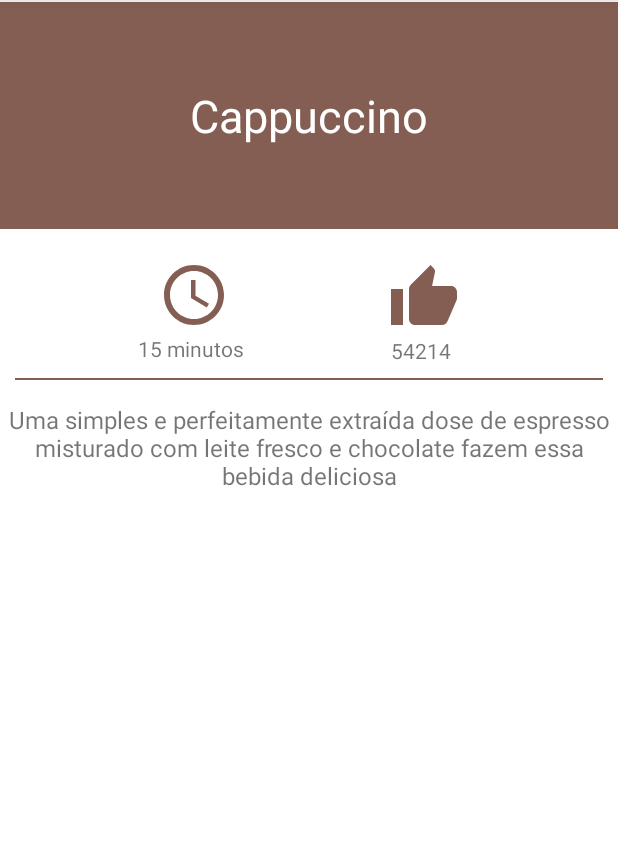
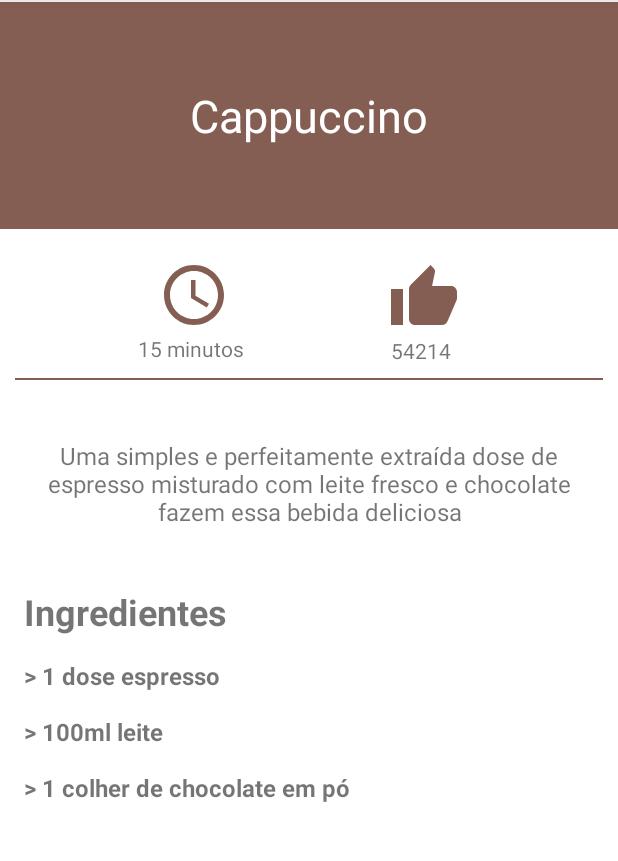
Before and after one commit to pryncealmeida/LytEX_Coffee, an Android app: the screen it shows after launch (MainActivity), on a phone screen of 412 x 824 dp, the part 84-945 px from its top. Run offline under Robolectric (Android 15) with nearby library versions, the phone set to English and light mode, and no system bars.

Commit message:
commit 1703 21122020

```diff
--- a/app/src/main/res/layout/activity_main.xml
+++ b/app/src/main/res/layout/activity_main.xml
@@ -93,7 +93,69 @@
         android:text="@string/texto"
         android:textAlignment="center"
         android:textSize="16sp"
+        android:padding="24dp"
 
         />
 
+    <TextView
+        android:id="@+id/textoTitle"
+        android:layout_width="0dp"
+        android:layout_height="wrap_content"
+        app:layout_constraintBottom_toTopOf="@+id/ing1"
+        app:layout_constraintTop_toBottomOf="@id/textoCapp"
+        app:layout_constraintRight_toRightOf="parent"
+        app:layout_constraintLeft_toLeftOf="parent"
+        android:layout_marginTop="15dp"
+        android:text="@string/ingredientes"
+        android:textSize="24sp"
+        android:textStyle="bold"
+        android:paddingLeft="16dp"
+        />
+
+    <TextView
+        android:id="@+id/ing1"
+        android:layout_width="0dp"
+        android:layout_height="wrap_content"
+        app:layout_constraintTop_toBottomOf="@id/textoTitle"
+        app:layout_constraintRight_toRightOf="parent"
+        app:layout_constraintLeft_toLeftOf="parent"
+        android:layout_marginTop="15dp"
+        android:text="@string/ing1"
+        android:textSize="16sp"
+        android:textStyle="bold"
+        android:paddingLeft="16dp"
+        />
+
+    <TextView
+        android:id="@+id/ing2"
+        android:layout_width="0dp"
+        android:layout_height="wrap_content"
+        app:layout_constraintTop_toBottomOf="@id/ing1"
+        app:layout_constraintRight_toRightOf="parent"
+        app:layout_constraintLeft_toLeftOf="parent"
+        android:layout_marginTop="15dp"
+        android:text="@string/ing2"
+        android:textSize="16sp"
+        android:textStyle="bold"
+        android:paddingLeft="16dp"
+        />
+
+    <TextView
+        android:id="@+id/ing3"
+        android:layout_width="0dp"
+        android:layout_height="wrap_content"
+        app:layout_constraintTop_toBottomOf="@id/ing2"
+        app:layout_constraintRight_toRightOf="parent"
+        app:layout_constraintLeft_toLeftOf="parent"
+        android:layout_marginTop="15dp"
+        android:text="@string/ing3"
+        android:textSize="16sp"
+        android:textStyle="bold"
+        android:paddingLeft="16dp"
+        />
+
+
+
+
+
 </androidx.constraintlayout.widget.ConstraintLayout>
--- a/app/src/main/res/values/strings.xml
+++ b/app/src/main/res/values/strings.xml
@@ -1,4 +1,8 @@
 <resources>
     <string name="app_name">LytEx_Coffee</string>
     <string name="texto">Uma simples e perfeitamente extraída dose de espresso misturado com leite fresco e chocolate fazem essa bebida deliciosa</string>
+    <string name="ingredientes">Ingredientes</string>
+    <string name="ing1"><![CDATA[> 1 dose espresso]]></string>
+    <string name="ing2"><![CDATA[> 100ml leite]]></string>
+    <string name="ing3"><![CDATA[> 1 colher de chocolate em pó]]></string>
 </resources>
```
